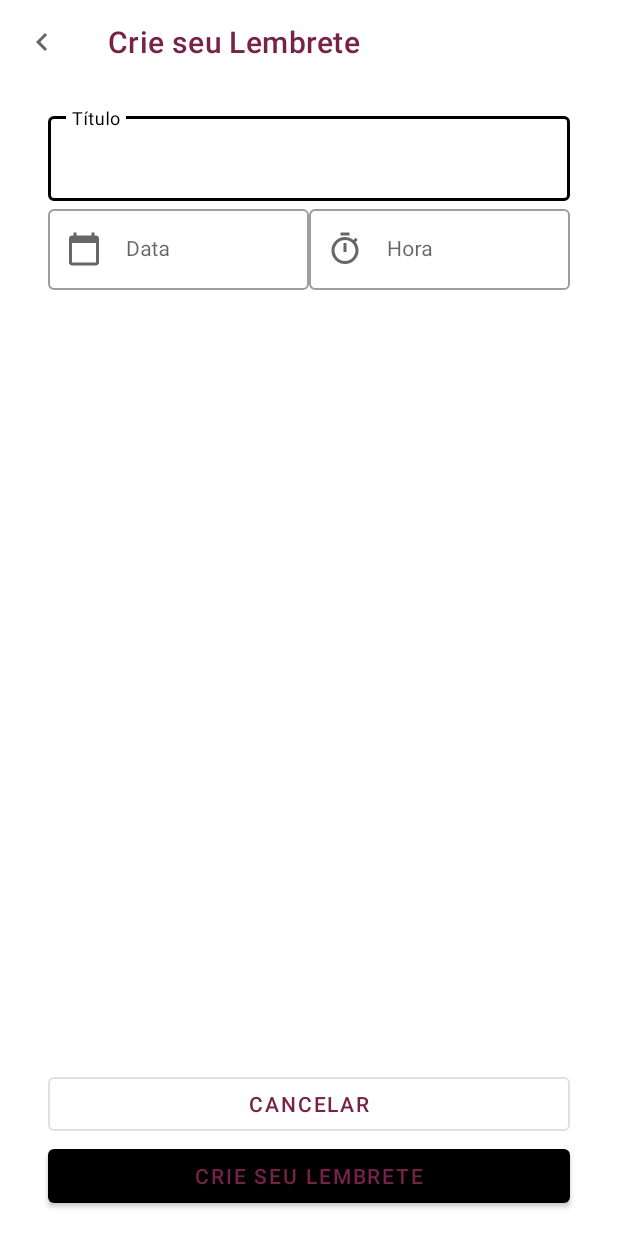
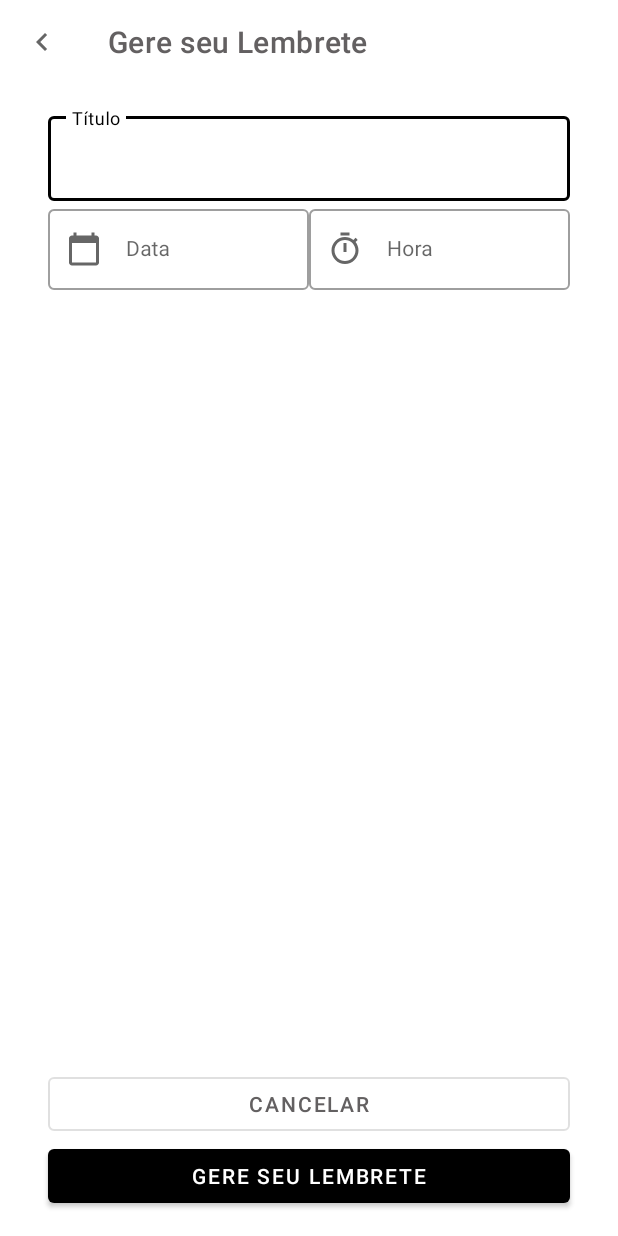
Before and after one commit to Isabel-Lopes/AppMobile, an Android app: the SaveTaskActivity screen opened directly, with no data from a screen before it, on a phone screen of 412 x 824 dp. Run offline under Robolectric (Android 15) with nearby library versions, the light colour scheme and no system bars.

Commit message:
atualização 31/05

```diff
--- a/app/src/main/res/layout/activity_main.xml
+++ b/app/src/main/res/layout/activity_main.xml
@@ -12,7 +12,7 @@
 		android:layout_height="wrap_content"
 		android:layout_margin="16dp"
 		android:text="@string/label_tasks"
-		android:textColor="#101010"
+		android:textColor="#636061"
 		android:textSize="24sp"
 		app:layout_constraintStart_toStartOf="parent"
 		app:layout_constraintTop_toTopOf="parent" />
@@ -43,7 +43,7 @@
 		android:layout_height="wrap_content"
 		android:layout_margin="16dp"
 		android:contentDescription="@string/label_description_new_task"
-		app:backgroundTint="#FF772247"
+		app:backgroundTint="#636061"
 		app:layout_constraintBottom_toBottomOf="parent"
 		app:layout_constraintEnd_toEndOf="parent"
 		app:srcCompat="@drawable/ic_add" />
--- a/app/src/main/res/layout/activity_save_task.xml
+++ b/app/src/main/res/layout/activity_save_task.xml
@@ -11,9 +11,9 @@
 		android:layout_height="wrap_content"
 		app:layout_constraintTop_toTopOf="parent"
 		app:navigationIcon="@drawable/ic_navigate"
-		app:subtitleTextColor="#0C0C0C"
+		app:subtitleTextColor="#101010"
 		app:title="@string/label_new_task"
-		app:titleTextColor="#772247" />
+		app:titleTextColor="#636061" />
 
 	<androidx.constraintlayout.widget.Guideline
 		android:id="@+id/guide_start"
@@ -95,7 +95,7 @@
 		android:layout_height="wrap_content"
 		android:layout_marginTop="16dp"
 		android:hint="@string/label_message_task"
-		android:textColorHint="#772247"
+		android:textColorHint="#636061"
 		android:textSize="18sp"
 		android:visibility="gone"
 		app:layout_constraintEnd_toStartOf="@+id/guide_end"
@@ -110,7 +110,7 @@
 		android:layout_height="wrap_content"
 		android:text="@string/label_cancel"
 		android:textAllCaps="true"
-		android:textColor="#FF772247"
+		android:textColor="#636061"
 		app:layout_constraintBottom_toTopOf="@id/btn_save_task"
 		app:layout_constraintEnd_toEndOf="@id/guide_end"
 		app:layout_constraintStart_toStartOf="@id/guide_start" />
@@ -123,8 +123,7 @@
 		android:layout_marginBottom="16dp"
 		android:text="@string/label_new_task"
 		android:textAllCaps="true"
-		android:textColor="#FF772247"
-		android:textColorLink="#121112"
+		android:textColorLink="#636061"
 		app:layout_constraintBottom_toBottomOf="parent"
 		app:layout_constraintEnd_toEndOf="@id/guide_end"
 		app:layout_constraintStart_toStartOf="@id/guide_start" />
--- a/app/src/main/res/layout/empty_state.xml
+++ b/app/src/main/res/layout/empty_state.xml
@@ -13,7 +13,7 @@
 		android:layout_height="wrap_content"
 		android:gravity="center"
 		android:text="@string/label_you_dont_have_tasks"
-		android:textColor="#772247"
+		android:textColor="#0B0B0B"
 		android:textSize="24sp"
 		app:layout_constraintBottom_toBottomOf="parent"
 		app:layout_constraintEnd_toEndOf="parent"
--- a/app/src/main/res/layout/item_task.xml
+++ b/app/src/main/res/layout/item_task.xml
@@ -10,7 +10,7 @@
 		android:id="@+id/tv_title"
 		android:layout_width="wrap_content"
 		android:layout_height="wrap_content"
-		android:textColor="#772247"
+		android:textColor="#636061"
 		android:textSize="18sp"
 		android:textStyle="bold"
 		app:layout_constraintStart_toStartOf="parent"
@@ -21,7 +21,7 @@
 		android:id="@+id/tv_date"
 		android:layout_width="wrap_content"
 		android:layout_height="wrap_content"
-		android:textColor="@color/black"
+		android:textColor="#040404"
 		android:textSize="18sp"
 		app:layout_constraintStart_toStartOf="@id/tv_title"
 		app:layout_constraintTop_toBottomOf="@id/tv_title"
--- a/app/src/main/res/values/strings.xml
+++ b/app/src/main/res/values/strings.xml
@@ -1,8 +1,8 @@
 <resources>
 	<string name="app_name">Kotlin To Do List</string>
-	<string name="label_new_task">Crie seu Lembrete</string>
+	<string name="label_new_task">Gere seu Lembrete</string>
 	<string name="label_edit_task">Editar Lembrete</string>
-	<string name="label_message_task">Informe o nome do teu lembrete!</string>
+	<string name="label_message_task">Informe o nome do seu lembrete!</string>
 	<string name="label_title">Título</string>
 	<string name="label_date">Data</string>
 	<string name="label_hour">Hora</string>
```
